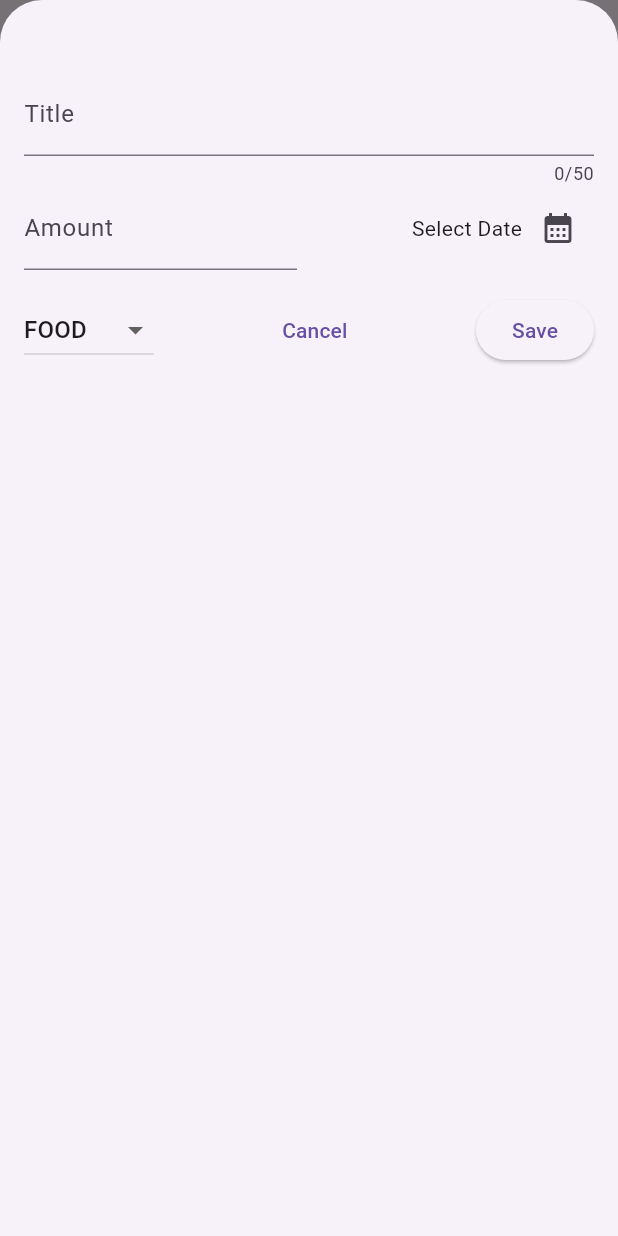
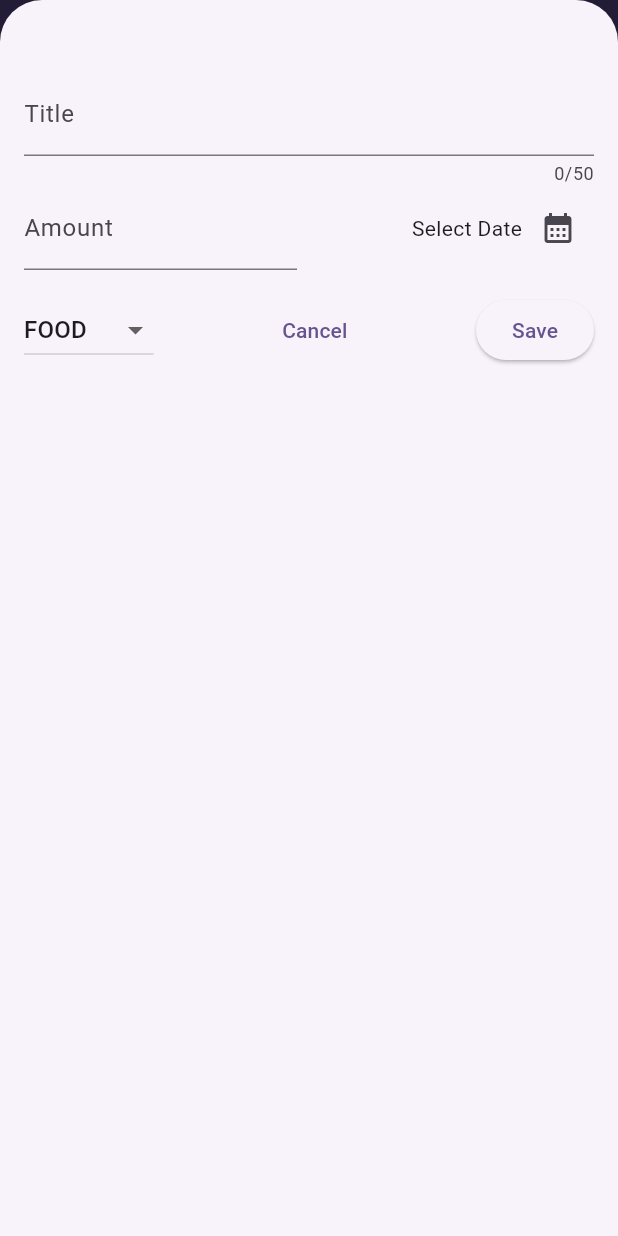
Before and after one commit to GulsahDuzgun/Flutter, a Flutter app: the screen it shows after launch, after a tap on the "add" icon, on a phone screen of 412 x 824 dp. Run offline on Flutter 3.47's test engine with Material 3 defaults, Android fonts, the phone set to English and light mode, and no system bars; our stand-ins replace google_fonts.

Commit message:
setting & using Color scheme

```diff
--- a/expense_tracker/lib/main.dart
+++ b/expense_tracker/lib/main.dart
@@ -1,6 +1,21 @@
 import 'package:expense_tracker/widgets/expense_tracker.dart';
 import 'package:flutter/material.dart';
 
+var kColorScheme = ColorScheme.fromSeed(
+  seedColor: const Color.fromARGB(255, 96, 59, 181),
+);
+
 void main() {
-  runApp(MaterialApp(home: ExpenseTracker()));
+  runApp(
+    MaterialApp(
+      theme: ThemeData().copyWith(
+        colorScheme: kColorScheme,
+        appBarTheme: AppBarTheme().copyWith(
+          backgroundColor: kColorScheme.onPrimaryContainer,
+          foregroundColor: Colors.white,
+        ),
+      ),
+      home: ExpenseTracker(),
+    ),
+  );
 }
```
